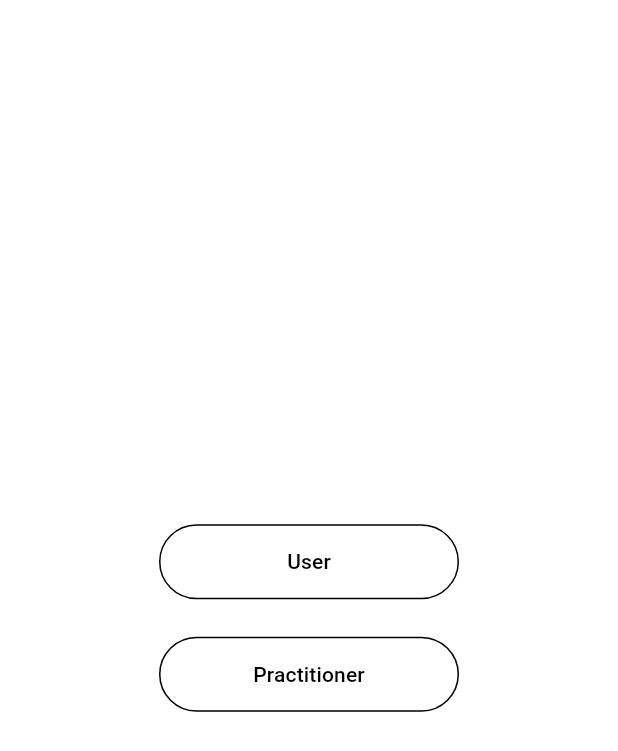
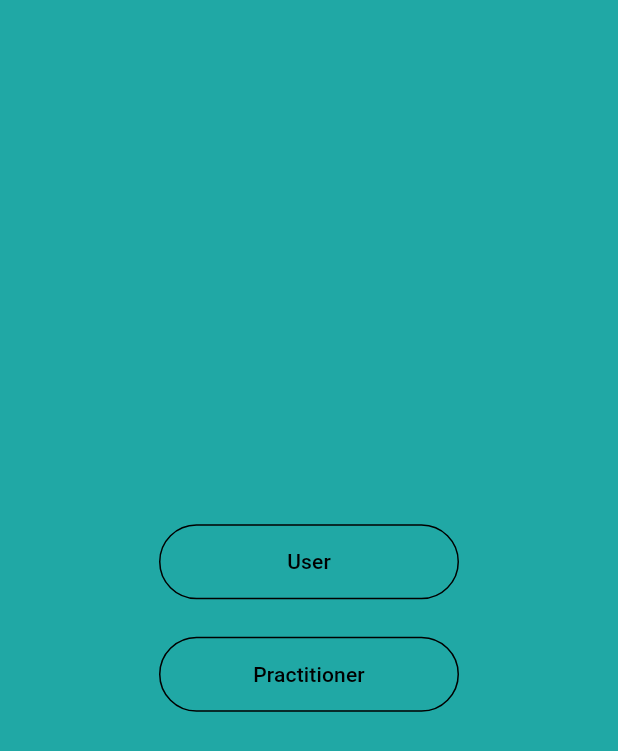
Before and after one commit to Shashank-Sahu8/problems, a Flutter app: the screen it shows after launch, on a phone screen of 412 x 824 dp. Shown: the top 751 px of the screen. Run offline on Flutter 3.47's test engine with Material 3 defaults, Android fonts, the light colour scheme and no system bars; our stand-ins replace cloud_firestore, connectivity_plus, file_picker, firebase_auth, firebase_core, firebase_database and 13 more; missing offline and left inert: country_state_picker_plus, datetime_picker_field_platform, msh_checkbox; accounts and stored records are empty.

Commit message:
Shashank Sahu3

```diff
--- a/lib/Starting_Flow/3.ii. Practitioner_Details.dart
+++ b/lib/Starting_Flow/3.ii. Practitioner_Details.dart
@@ -1,11 +1,9 @@
 import 'package:cloud_firestore/cloud_firestore.dart';
 import 'package:country_state_picker_plus/country_state_picker_plus.dart';
-import 'package:datetime_picker_field_platform/datetime_picker_field_platform.dart';
 import 'package:firebase_auth/firebase_auth.dart';
 import 'package:flutter/material.dart';
 import 'package:fluttertoast/fluttertoast.dart';
 import 'package:google_fonts/google_fonts.dart';
-
 import '8.If_Login_Or_not.dart';
 
 class practitioner_details extends StatefulWidget {
@@ -37,7 +35,9 @@ class _practitioner_detailsState extends State<practitioner_details> {
         .set({
       'id': FirebaseAuth.instance.currentUser!.uid,
       'name': widget.name,
-      'email': widget.email,
+      'email': widget.google == true
+          ? FirebaseAuth.instance.currentUser!.email
+          : widget.email,
       'check': false,
       'practitioner': true,
       'Qualifications': qualificationsc.text,
--- a/lib/Theme/Theme_model.dart
+++ b/lib/Theme/Theme_model.dart
@@ -4,25 +4,34 @@ import 'package:flutter/material.dart';
 class Themeclass {
   static ThemeData light = ThemeData(
     brightness: Brightness.light,
-    colorScheme: ColorScheme.light(
-        background: CupertinoColors.white,
+    colorScheme: const ColorScheme.light(
+        background: CupertinoColors.white, //background1
         primary: Color(0xff7F3DFF),
-        onPrimaryContainer: Colors.black, //text color
-        secondary: Colors.grey.shade100,
-        onSecondaryContainer: Color(0xff8f8f8e), //second text
-        tertiary: Color(0xff733E9E)),
+        onPrimaryContainer: Color(0xfffebece), //containers background4
+        onSurface: Color(0xffffefff), //background2
+        secondary: Color(0xff8cd3d5), //containers background1
+        onSecondaryContainer: Color(0xfff7a26b), //containers background2
+        tertiary: Color(0xffc5aef6), //containers background3
+        onTertiary: Color(0xffff597d), //botton
+        surface: Color(0xff20a8a5), //active button
+        onPrimary: Colors.black //text
+        ),
   );
 
   static ThemeData dark = ThemeData(
-    brightness: Brightness.dark,
-    colorScheme: ColorScheme.dark(
-        background: Color(0xff353535),
-        primary: Color(0xff1a1a1a),
-        onPrimaryContainer: Colors.white, //text color
-        secondary: Color(0xff262626),
-        onSecondaryContainer: Colors.white24,
-        tertiary: Color(0xff633e9e)),
-  );
+      brightness: Brightness.dark,
+      colorScheme: const ColorScheme.dark(
+          background: Color(0xff212121), //background1
+          primary: Color(0xff7F3DFF),
+          onPrimaryContainer: Color(0xfffebece), //containers background4
+          onSurface: Color(0xff2c2c2c), //background poped
+          secondary: Color(0xff8cd3d5), //containers background1
+          onSecondaryContainer: Color(0xfff7a26b), //containers background2
+          tertiary: Color(0xffc5aef6), //containers background3
+          onTertiary: Color(0xffff597d), //botton
+          surface: Color(0xff20a8a5), //active button
+          onPrimary: Colors.white //text
+          ));
 }
 
 //How to use-->
```
Also changed, not shown: lib/Starting_Flow/3.i.Personal_Details.dart (+6 -2 lines).
